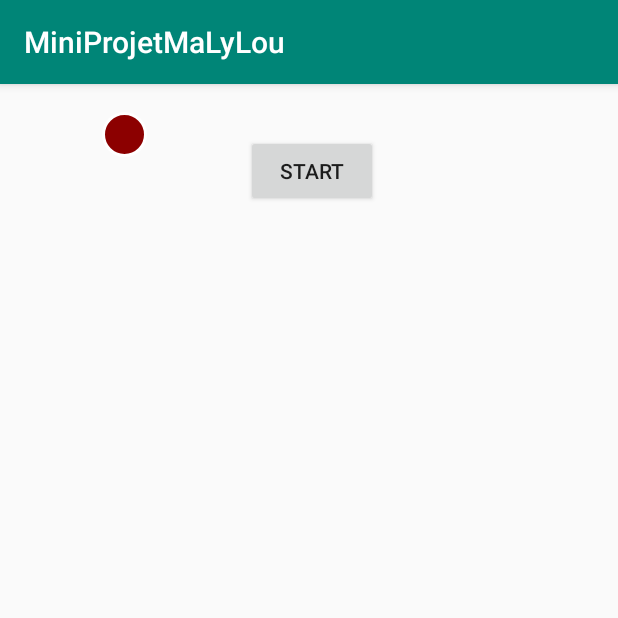
After one commit to LouisJacques/MiniProjetMaLyLou, an Android app: the AnimationBallActivity screen opened directly, with no data from a screen before it, on a phone screen of 412 x 824 dp, the top half of it. The commit adds this screen. Run offline under Robolectric (Android 15) with nearby library versions, the phone set to English and light mode, and no system bars.

Commit message:
Animation ball created

```diff
--- /dev/null
+++ b/app/src/main/java/helloandroid/m2dl/miniprojetmalylou/AnimationBallActivity.java
@@ -0,0 +1,73 @@
+package helloandroid.m2dl.miniprojetmalylou;
+
+import android.content.Intent;
+import android.support.v7.app.AppCompatActivity;
+import android.os.Bundle;
+import android.util.Log;
+import android.view.View;
+import android.view.animation.Animation;
+import android.view.animation.BounceInterpolator;
+import android.view.animation.TranslateAnimation;
+import android.widget.Button;
+import android.widget.ImageView;
+import android.widget.TextView;
+
+public class AnimationBallActivity extends AppCompatActivity {
+    private static final String TAG = "Animation Ball";
+
+    @Override
+    protected void onCreate(Bundle savedInstanceState) {
+        super.onCreate(savedInstanceState);
+        setContentView(R.layout.activity_animation_ball);
+
+        Button bounceBallButton = (Button) findViewById(R.id.bounceBallButton);
+        final ImageView bounceBallImage = (ImageView) findViewById(R.id.bounceBallImage);
+
+        bounceBallButton.setOnClickListener(new View.OnClickListener() {
+
+            @Override
+            public void onClick(View v) {
+                bounceBallImage.clearAnimation();
+                TranslateAnimation transAnim = new TranslateAnimation(0, 0, 0,
+                        getDisplayHeight()/2);
+                transAnim.setStartOffset(500);
+                transAnim.setDuration(3000);
+                transAnim.setFillAfter(true);
+                transAnim.setInterpolator(new BounceInterpolator());
+                transAnim.setAnimationListener(new Animation.AnimationListener() {
+
+                    @Override
+                    public void onAnimationStart(Animation animation) {
+                        Log.i(TAG, "Lancement");
+
+                    }
+
+                    @Override
+                    public void onAnimationRepeat(Animation animation) {
+                        // TODO Auto-generated method
+                        Log.i(TAG, "Repeat");
+
+                    }
+
+                    @Override
+                    public void onAnimationEnd(Animation animation) {
+                        Log.i(TAG, "Fin de l'animation");
+                        bounceBallImage.clearAnimation();
+                        final int left = bounceBallImage.getLeft();
+                        final int top = bounceBallImage.getTop();
+                        final int right = bounceBallImage.getRight();
+                        final int bottom = bounceBallImage.getBottom();
+                        bounceBallImage.layout(left, top, right, bottom);
+
+                    }
+                });
+                bounceBallImage.startAnimation(transAnim);
+            }
+        });
+
+    }
+
+    private int getDisplayHeight() {
+        return this.getResources().getDisplayMetrics().heightPixels;
+    }
+}
--- a/app/src/main/java/helloandroid/m2dl/miniprojetmalylou/MainActivity.java
+++ b/app/src/main/java/helloandroid/m2dl/miniprojetmalylou/MainActivity.java
@@ -343,4 +343,9 @@ public class MainActivity extends AppCompatActivity implements View.OnTouchListe
         activityGame.putExtra("valuesSound", soundList);
         startActivity(activityGame);
     }
+
+    public void goAnimationBall(View view) {
+        Intent intentAnimationBall = new Intent(getApplicationContext(), AnimationBallActivity.class);
+        startActivity(intentAnimationBall);
+    }
 }
--- /dev/null
+++ b/app/src/main/res/drawable/ball_shape.xml
@@ -0,0 +1,15 @@
+<?xml version="1.0" encoding="utf-8"?>
+<shape xmlns:android="http://schemas.android.com/apk/res/android"
+    android:shape="oval" >
+
+    <solid android:color="#8c0000" />
+
+    <stroke
+        android:width="2dp"
+        android:color="#fff" />
+
+    <size
+        android:height="30dp"
+        android:width="30dp" />
+
+</shape>
--- /dev/null
+++ b/app/src/main/res/layout/activity_animation_ball.xml
@@ -0,0 +1,39 @@
+<?xml version="1.0" encoding="utf-8"?>
+<android.support.constraint.ConstraintLayout xmlns:android="http://schemas.android.com/apk/res/android"
+    xmlns:app="http://schemas.android.com/apk/res-auto"
+    xmlns:tools="http://schemas.android.com/tools"
+    android:layout_width="match_parent"
+    android:layout_height="match_parent"
+    tools:context=".AnimationBallActivity">
+
+    <Button
+        android:id="@+id/bounceBallButton"
+        android:layout_width="wrap_content"
+        android:layout_height="wrap_content"
+        android:layout_marginTop="8dp"
+        android:layout_marginEnd="160dp"
+        android:layout_marginBottom="8dp"
+        android:text="Start"
+        app:layout_constraintBottom_toBottomOf="parent"
+        app:layout_constraintEnd_toEndOf="parent"
+        app:layout_constraintTop_toTopOf="parent"
+        app:layout_constraintVertical_bias="0.037" />
+
+    <ImageView
+        android:id="@+id/bounceBallImage"
+        android:layout_width="wrap_content"
+        android:layout_height="wrap_content"
+        android:layout_marginStart="8dp"
+        android:layout_marginTop="8dp"
+        android:layout_marginEnd="8dp"
+        android:layout_marginBottom="8dp"
+        app:layout_constraintBottom_toBottomOf="parent"
+        app:layout_constraintEnd_toStartOf="@+id/bounceBallButton"
+        app:layout_constraintHorizontal_bias="0.507"
+        app:layout_constraintStart_toStartOf="parent"
+        app:layout_constraintTop_toTopOf="parent"
+        app:layout_constraintVertical_bias="0.015"
+        app:srcCompat="@drawable/ball_shape" />
+
+
+</android.support.constraint.ConstraintLayout>
```
Also changed, not shown: app/src/main/AndroidManifest.xml (+14 -11 lines), app/src/main/res/layout/activity_main.xml (+7 -0 lines).
